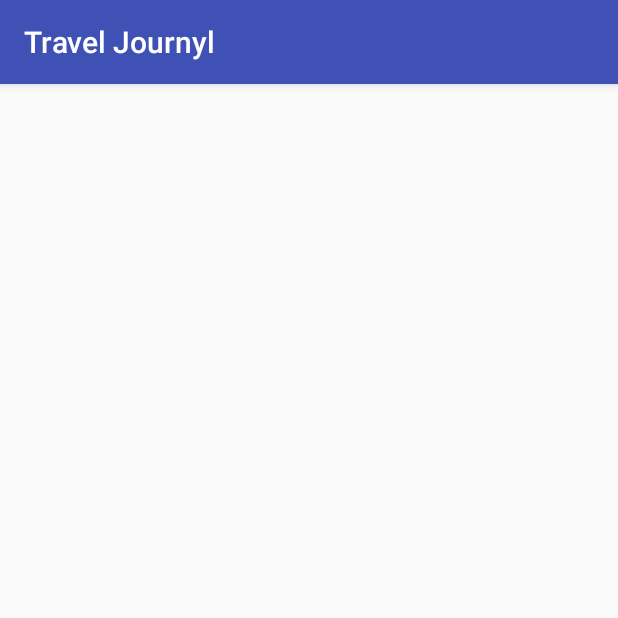
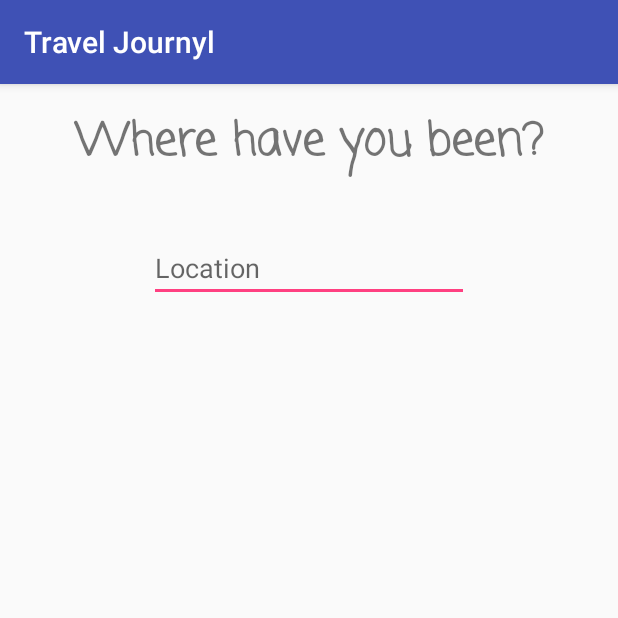
Before and after one commit to drakegens/Travel-Journyl, an Android app: the screen it shows after launch (NewTravel), on a phone screen of 412 x 824 dp, the top half of it. Run offline under Robolectric (Android 15) with nearby library versions, the phone set to English and light mode, and no system bars.

Commit message:
Began the new travel activity layout, adding a couple elements

```diff
--- a/app/src/main/java/drakegens/traveljournyl/NewTravel.java
+++ b/app/src/main/java/drakegens/traveljournyl/NewTravel.java
@@ -2,12 +2,20 @@ package drakegens.traveljournyl;
 
 import android.support.v7.app.AppCompatActivity;
 import android.os.Bundle;
+import android.widget.TextView;
+import android.widget.EditText;
 
 public class NewTravel extends AppCompatActivity {
+
+    TextView header;
+    EditText location;
 
     @Override
     protected void onCreate(Bundle savedInstanceState) {
         super.onCreate(savedInstanceState);
         setContentView(R.layout.activity_new_travel);
+
+        header = (TextView) findViewById(R.id.header);
+        location = (EditText) findViewById(R.id.location);
     }
 }
--- a/app/src/main/res/layout/activity_new_travel.xml
+++ b/app/src/main/res/layout/activity_new_travel.xml
@@ -10,4 +10,30 @@
     android:paddingTop="@dimen/activity_vertical_margin"
     tools:context="drakegens.traveljournyl.NewTravel">
 
+    <TextView
+        android:text="@string/newTravelHeader"
+        android:layout_width="wrap_content"
+        android:layout_height="wrap_content"
+        android:id="@+id/header"
+        android:textSize="30sp"
+        android:fontFamily="casual"
+        android:layout_alignParentTop="true"
+        android:layout_alignParentLeft="true"
+        android:layout_alignParentStart="true"
+        android:layout_alignParentRight="true"
+        android:layout_alignParentEnd="true"
+        android:textAlignment="center"
+        android:textStyle="normal|bold" />
+
+    <EditText
+        android:layout_width="wrap_content"
+        android:layout_height="wrap_content"
+        android:inputType="textPersonName"
+        android:ems="10"
+        android:layout_below="@+id/header"
+        android:layout_centerHorizontal="true"
+        android:layout_marginTop="38dp"
+        android:id="@+id/location"
+        android:hint="@string/locationHint" />
+
 </RelativeLayout>
--- a/app/src/main/res/values/strings.xml
+++ b/app/src/main/res/values/strings.xml
@@ -1,3 +1,6 @@
 <resources>
     <string name="app_name">Travel Journyl</string>
+    <string name="newTravelHeader">Where have you been?</string>
+    <string name="locationHint">Location</string>
+
 </resources>
```
